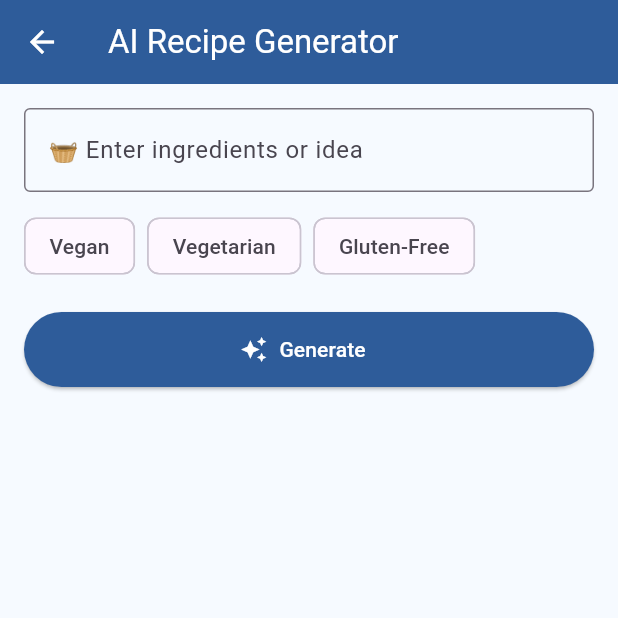
After one commit to natalialukacova/Dishly, a Flutter app: the screen it shows after launch, after a tap on "AI Recipe Generator", on a phone screen of 412 x 824 dp, the top half of it. The commit adds this screen. Run offline on Flutter 3.47's test engine with Material 3 defaults, Android fonts, the light colour scheme and no system bars; our stand-ins replace cached_network_image; network calls fail; Roboto replaces fonts that are missing (Sans).

Commit message:
ai chat and generate recipe frontend

```diff
--- /dev/null
+++ b/mobile/lib/screens/ai_recipe_generator_screen.dart
@@ -0,0 +1,150 @@
+import 'dart:convert';
+import 'package:flutter/material.dart';
+import 'package:http/http.dart' as http;
+import '../core/theme.dart';
+
+class AIRecipeGeneratorScreen extends StatefulWidget {
+  const AIRecipeGeneratorScreen({super.key});
+
+  @override
+  State<AIRecipeGeneratorScreen> createState() => _AIRecipeGeneratorScreenState();
+}
+
+class _AIRecipeGeneratorScreenState extends State<AIRecipeGeneratorScreen> {
+  final TextEditingController _ideaController = TextEditingController();
+  final List<String> _dietaryOptions = ["Vegan", "Vegetarian", "Gluten-Free"];
+  final Set<String> _selectedFilters = {};
+  String? _generatedRecipe;
+  bool _isLoading = false;
+
+  Future<void> _generateRecipe() async {
+    final idea = _ideaController.text.trim();
+    if (idea.isEmpty) return;
+
+    setState(() {
+      _isLoading = true;
+      _generatedRecipe = null;
+    });
+
+    final response = await http.post(
+      Uri.parse('http://192.168.0.145:8000/generate_recipe'),
+      headers: {'Content-Type': 'application/json'},
+      body: json.encode({
+        "idea": idea,
+        "dietary": _selectedFilters.toList()
+      }),
+    );
+
+    if (response.statusCode == 200) {
+      final data = json.decode(response.body);
+      setState(() => _generatedRecipe = data["recipe"]);
+    } else {
+      setState(() => _generatedRecipe = "⚠️ Failed to generate recipe.");
+    }
+
+    setState(() => _isLoading = false);
+  }
+
+  @override
+  Widget build(BuildContext context) {
+    return Scaffold(
+      backgroundColor: scaffoldBackgroundColor,
+      appBar: AppBar(
+        title: const Text("AI Recipe Generator"),
+        backgroundColor: primaryColor,
+        foregroundColor: Colors.white,
+      ),
+      body: Padding(
+        padding: const EdgeInsets.all(16),
+        child: Column(
+          children: [
+            TextField(
+              controller: _ideaController,
+              decoration: const InputDecoration(
+                labelText: "🧺 Enter ingredients or idea",
+                border: OutlineInputBorder(),
+              ),
+            ),
+            const SizedBox(height: 12),
+            Align(
+              alignment: Alignment.centerLeft,
+              child: Wrap(
+                spacing: 8,
+                children: _dietaryOptions.map((diet) {
+                  final selected = _selectedFilters.contains(diet);
+                  return FilterChip(
+                    label: Text(diet),
+                    selected: selected,
+                    selectedColor: primaryColor.withOpacity(0.2),
+                    onSelected: (bool value) {
+                      setState(() {
+                        value ? _selectedFilters.add(diet) : _selectedFilters.remove(diet);
+                      });
+                    },
+                  );
+                }).toList(),
+              ),
+            ),
+            const SizedBox(height: 20),
+            ElevatedButton.icon(
+              icon: const Icon(Icons.auto_awesome),
+              label: const Text("Generate"),
+              style: ElevatedButton.styleFrom(
+                backgroundColor: primaryColor,
+                foregroundColor: Colors.white,
+                minimumSize: const Size.fromHeight(50),
+              ),
+              onPressed: _generateRecipe,
+            ),
+            const SizedBox(height: 20),
+            if (_isLoading) const CircularProgressIndicator(),
+            if (_generatedRecipe != null) Expanded(
+              child: Card(
+                color: Colors.white,
+                elevation: 2,
+                margin: const EdgeInsets.only(top: 16),
+                shape: RoundedRectangleBorder(borderRadius: BorderRadius.circular(12)),
+                child: Padding(
+                  padding: const EdgeInsets.all(16),
+                  child: SingleChildScrollView(
+                    child: Column(
+                      crossAxisAlignment: CrossAxisAlignment.start,
+                      children: [
+                        Text(
+                          _generatedRecipe!,
+                          style: const TextStyle(fontSize: 16, height: 1.5),
+                        ),
+                        const SizedBox(height: 20),
+                        Row(
+                          children: [
+                            ElevatedButton.icon(
+                              icon: const Icon(Icons.save),
+                              label: const Text("Save"),
+                              style: ElevatedButton.styleFrom(
+                                backgroundColor: primaryColor,
+                                foregroundColor: Colors.white,
+                              ),
+                              onPressed: () {
+                                // TODO: Save logic
+                              },
+                            ),
+                            const SizedBox(width: 12),
+                            OutlinedButton.icon(
+                              icon: const Icon(Icons.refresh),
+                              label: const Text("Regenerate"),
+                              onPressed: _generateRecipe,
+                            ),
+                          ],
+                        )
+                      ],
+                    ),
+                  ),
+                ),
+              ),
+            )
+          ],
+        ),
+      ),
+    );
+  }
+}
--- a/mobile/lib/screens/home_screen.dart
+++ b/mobile/lib/screens/home_screen.dart
@@ -1,4 +1,5 @@
 import 'package:flutter/material.dart';
+import 'package:mobile/screens/ai_recipe_generator_screen.dart';
 import '../../../widgets/home_button.dart';
 import '../../../core/theme.dart';
 import './recipe_search_screen.dart';
@@ -20,7 +21,10 @@ class HomeScreen extends StatelessWidget {
       {
         'icon': Icons.smart_toy,
         'label': 'AI Recipe Generator',
-        'onTap': () {}, // TODO
+        'onTap': () => Navigator.push(
+          context,
+          MaterialPageRoute(builder: (_) => AIRecipeGeneratorScreen()),
+        ),
       },
       {
         'icon': Icons.dining,
@@ -46,7 +50,7 @@ class HomeScreen extends StatelessWidget {
 
     return Scaffold(
       appBar: AppBar(
-        title: const Text("Smart Recipe Assistant"),
+        title: const Text("Dishly"),
         backgroundColor: primaryColor,
         foregroundColor: Colors.white,
       ),
--- /dev/null
+++ b/mobile/lib/services/chat_service.dart
@@ -0,0 +1,49 @@
+import 'dart:convert';
+import 'package:http/http.dart' as http;
+import 'package:web_socket_channel/web_socket_channel.dart';
+import '../models/recipe.dart';
+
+/// Stores a recipe via HTTP POST
+Future<void> storeRecipe(Recipe recipe) async {
+  final recipeText = """
+Ingredients:
+${recipe.ingredients.map((i) => "- $i").join("\n")}
+
+Instructions:
+${recipe.instructions}
+""";
+
+  await http.post(
+    Uri.parse('http://192.168.0.145:5000/store_recipe'),
+    headers: {'Content-Type': 'application/json'},
+    body: json.encode({
+      'recipe_id': recipe.id,
+      'recipe_text': recipeText,
+    }),
+  );
+}
+
+/// Loads memory (chat history) for a given recipe
+Future<List<Map<String, String>>> fetchChatMemory(int recipeId) async {
+  final response = await http.get(
+    Uri.parse('http://192.168.0.145:8000/memory/$recipeId'),
+  );
+
+  if (response.statusCode == 200) {
+    final List memory = json.decode(response.body)['memory'];
+    return memory.map<Map<String, String>>((m) {
+      return {
+        'role': m['role']?.toString() ?? 'assistant',
+        'content': m['content']?.toString() ?? '',
+      };
+    }).toList();
+  } else {
+    return [];
+  }
+}
+
+/// Creates a WebSocket channel connected to the backend
+WebSocketChannel connectWebSocket({String baseUrl = '192.168.0.145'}) {
+  final uri = Uri.parse('ws://$baseUrl:8000/ws');
+  return WebSocketChannel.connect(uri);
+}
--- /dev/null
+++ b/mobile/lib/utils/recipe_utils.dart
@@ -0,0 +1,5 @@
+List<String> splitInstructions(String raw) => raw
+    .split(RegExp(r'(?<=\.)\s+'))
+    .map((s) => s.trim())
+    .where((s) => s.isNotEmpty)
+    .toList();
--- /dev/null
+++ b/mobile/lib/widgets/recipe_detail/recipe_info.dart
@@ -0,0 +1,26 @@
+import 'package:flutter/material.dart';
+import '../../../models/recipe.dart';
+import 'info_icon.dart';
+
+class RecipeInfo extends StatelessWidget {
+  final Recipe recipe;
+
+  const RecipeInfo({super.key, required this.recipe});
+
+  @override
+  Widget build(BuildContext context) {
+    return Wrap(
+      spacing: 12,
+      runSpacing: 8,
+      alignment: WrapAlignment.center,
+      children: [
+        InfoIcon(icon: Icons.schedule, label: "${recipe.readyInMinutes} min"),
+        InfoIcon(icon: Icons.people, label: "${recipe.servings}"),
+        if (recipe.vegan) InfoIcon(icon: Icons.eco, label: "Vegan"),
+        if (recipe.vegetarian && !recipe.vegan)
+          InfoIcon(icon: Icons.local_florist, label: "Vegetarian"),
+        if (recipe.glutenFree) InfoIcon(icon: Icons.no_food, label: "Gluten-Free"),
+      ],
+    );
+  }
+}
```
Also changed, not shown: mobile/lib/screens/chat_screen.dart (+150 -0 lines), mobile/lib/screens/recipe_detail_screen.dart (+33 -24 lines), mobile/lib/utils/chat_scroll_utils.dart (added, +38 -0 lines), mobile/lib/widgets/chat/chat_list_view.dart (added, +52 -0 lines), mobile/lib/widgets/chat/chat_message_item.dart (added, +71 -0 lines), mobile/lib/widgets/chat/typing_indicator.dart (added, +19 -0 lines), mobile/lib/core/utils.dart (deleted), mobile/lib/screens/ai_generator_screen.dart (deleted), 1 other file.
